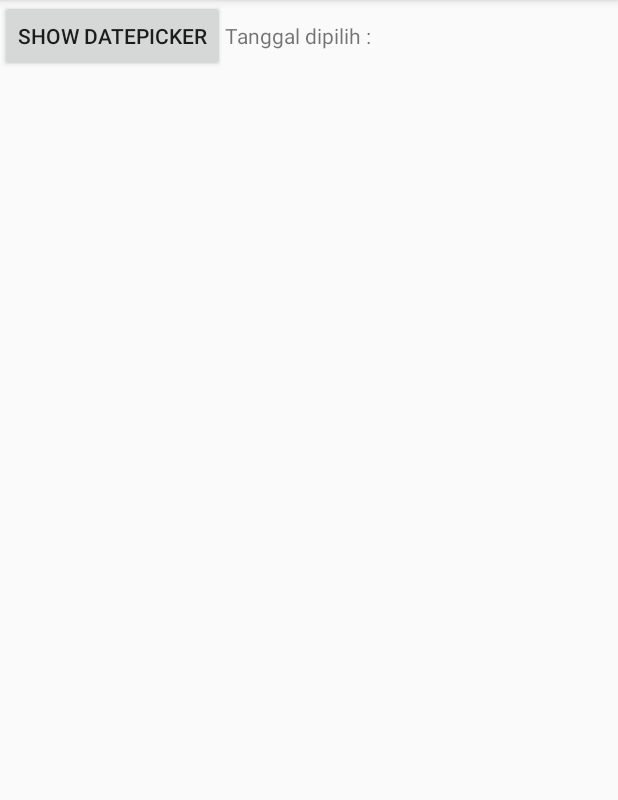
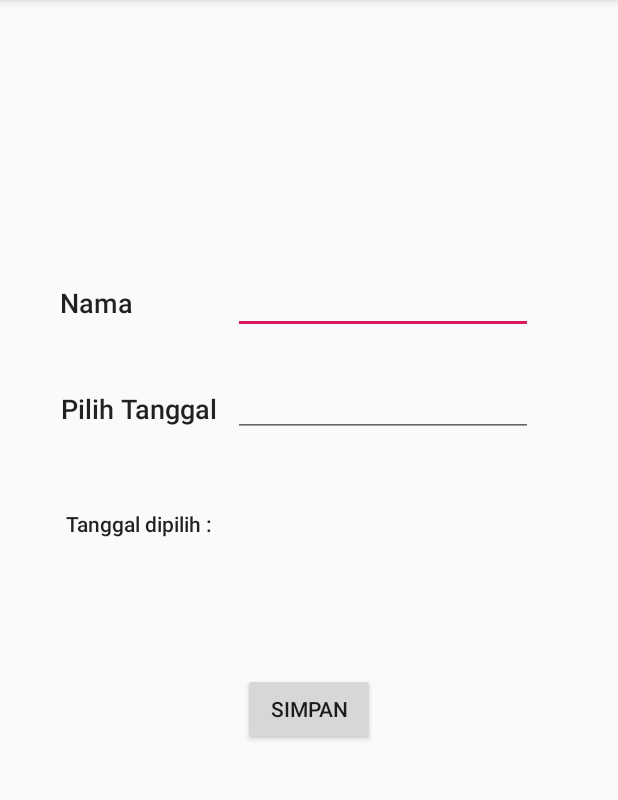
Before and after one commit to finkystudent/UD_DUA_PUTRA, an Android app: the Lap_aktivitas screen opened directly, with no data from a screen before it, on a phone screen of 412 x 824 dp, the part 84-884 px from its top. Run offline under Robolectric (Android 15) with nearby library versions, the light colour scheme and no system bars; our stand-ins replace Volley.

Commit message:
pembenahan tampilan laporan_aktivitas

```diff
--- a/app/src/main/AndroidManifest.xml
+++ b/app/src/main/AndroidManifest.xml
@@ -13,7 +13,9 @@
         android:roundIcon="@mipmap/ic_launcher_round"
         android:supportsRtl="true"
         android:theme="@style/AppTheme">
-        <activity android:name=".Item_Pemesanan"></activity>
+        <activity android:name=".LapAktivitas"></activity>
+        <activity android:name=".Item_LapAktivitas" />
+        <activity android:name=".Item_Pemesanan" />
         <activity android:name=".Item_Tambah_Toko" />
         <activity android:name=".Item_Produk" />
         <activity android:name=".Pemesanan" />
--- a/app/src/main/java/com/example/udduaputra/Lap_aktivitas.java
+++ b/app/src/main/java/com/example/udduaputra/Lap_aktivitas.java
@@ -1,82 +1,129 @@
 package com.example.udduaputra;
 
-import androidx.appcompat.app.AppCompatActivity;
-
+import android.app.DatePickerDialog;
+import android.content.Intent;
 import android.os.Bundle;
 import android.view.View;
 import android.widget.Button;
 import android.widget.DatePicker;
+import android.widget.EditText;
 import android.widget.TextView;
-import android.app.DatePickerDialog;
+import android.widget.Toast;
+
+import androidx.appcompat.app.AppCompatActivity;
+
+import com.android.volley.AuthFailureError;
+import com.android.volley.Request;
+import com.android.volley.RequestQueue;
+import com.android.volley.Response;
+import com.android.volley.VolleyError;
+import com.android.volley.toolbox.StringRequest;
+import com.android.volley.toolbox.Volley;
+
 import java.text.SimpleDateFormat;
 import java.util.Calendar;
+import java.util.HashMap;
 import java.util.Locale;
+import java.util.Map;
 
 public class Lap_aktivitas extends AppCompatActivity {
-    private AppCompatActivity appCompatActivity;
-    private DatePickerDialog datePickerDialog;
-    private SimpleDateFormat dateFormatter;
-    private TextView tvDateResult;
-    private Button btDatePicker;
+    Calendar myCalendar;
+    DatePickerDialog.OnDateSetListener date;
+    EditText bt_datepicker;
+    TextView namanya;
+    Button simpan;
+
     @Override
     protected void onCreate(Bundle savedInstanceState) {
         super.onCreate(savedInstanceState);
         setContentView(R.layout.activity_lap_aktivitas);
 
-        /**
-         * Kita menggunakan format tanggal dd-MM-yyyy
-         * jadi nanti tanggal nya akan diformat menjadi
-         * misalnya 01-12-2017
-         */
-        dateFormatter = new SimpleDateFormat("dd-MM-yyyy", Locale.US);
+        bt_datepicker = (EditText) findViewById(R.id.bt_datepicker);
+        namanya = findViewById(R.id.add_nama);
+        simpan = findViewById(R.id.add_simpan);
 
-        tvDateResult = (TextView) findViewById(R.id.tv_dateresult);
-        btDatePicker = (Button) findViewById(R.id.bt_datepicker);
-        btDatePicker.setOnClickListener(new View.OnClickListener() {
+        myCalendar = Calendar.getInstance();
+        date = new DatePickerDialog.OnDateSetListener() {
             @Override
-            public void onClick(View view) {
-                showDateDialog();
+            public void onDateSet(DatePicker view, int year, int monthOfYear, int dayOfMounth) {
+
+                myCalendar.set(Calendar.YEAR, year);
+                myCalendar.set(Calendar.MONTH, monthOfYear);
+                myCalendar.set(Calendar.DAY_OF_MONTH, dayOfMounth);
+                updateLabel();
+            }
+
+            private void updateLabel() {
+                String myFormat = "yyyy-MM-dd";
+                SimpleDateFormat sdf = new SimpleDateFormat(myFormat, Locale.US);
+                bt_datepicker.setText(sdf.format(myCalendar.getTime()));
+            }
+
+        };
+
+        bt_datepicker.setOnClickListener(new View.OnClickListener() {
+            @Override
+            public void onClick(View v) {
+                new DatePickerDialog(Lap_aktivitas.this, date, myCalendar
+                        .get(Calendar.YEAR), myCalendar.get(Calendar.MONTH), myCalendar.get(Calendar.DAY_OF_MONTH)).show();
             }
         });
 
-    }
-    private void showDateDialog(){
 
-        /**
-         * Calendar untuk mendapatkan tanggal sekarang
-         */
-        Calendar newCalendar = Calendar.getInstance();
+        simpan.setOnClickListener(new View.OnClickListener() {
+            @Override
+            public void onClick(View v) {
+                String tgl = bt_datepicker.getText().toString();
+                String nm = namanya.getText().toString();
 
-        /**
-         * Initiate DatePicker dialog
-         */
-        datePickerDialog = new DatePickerDialog(this, new DatePickerDialog.OnDateSetListener() {
+                if (tgl.isEmpty()) {
+
+                    bt_datepicker.setError("Masukkan Tanggal");
+
+                } else if (nm.isEmpty()) {
+                    namanya.setError("Masukkan Nama");
 
 
+                } else {
+                    sendData(tgl, nm);
 
-            public void onDateSet(DatePicker view, int year, int monthOfYear, int dayOfMonth) {
 
-                /**
-                 * Method ini dipanggil saat kita selesai memilih tanggal di DatePicker
-                 */
+                }
 
-                /**
-                 * Set Calendar untuk menampung tanggal yang dipilih
-                 */
-                Calendar newDate = Calendar.getInstance();
-                newDate.set(year, monthOfYear, dayOfMonth);
 
-                /**
-                 * Update TextView dengan tanggal yang kita pilih
-                 */
-                tvDateResult.setText("Tanggal dipilih : "+dateFormatter.format(newDate.getTime()));
             }
+        });
+    }
 
-        },newCalendar.get(Calendar.YEAR), newCalendar.get(Calendar.MONTH), newCalendar.get(Calendar.DAY_OF_MONTH));
+    public void sendData(final String tanggal, final String nama) {
+        String url = "https://a944b6274200.ngrok.io/tambah-panen";
+        RequestQueue queue = Volley.newRequestQueue(this);
+        StringRequest request = new StringRequest(Request.Method.POST, url, new Response.Listener<String>() {
+            @Override
+            public void onResponse(String response) {
+                bt_datepicker.setText("");
+                namanya.setText("");
+                Toast.makeText(getApplicationContext(), response, Toast.LENGTH_SHORT).show();
 
-        /**
-         * Tampilkan DatePicker dialog
-         */
-        datePickerDialog.show();
+                Intent menu1 = new Intent(Lap_aktivitas.this, LapAktivitas.class);
+                startActivity(menu1);
+                finish();
+            }
+        }, new Response.ErrorListener() {
+            @Override
+            public void onErrorResponse(VolleyError error) {
+                error.printStackTrace();
+            }
+        }) {
+            protected Map<String, String> getParams() throws AuthFailureError {
+
+                Map<String, String> params = new HashMap<>();
+                params.put("tanggal", tanggal);
+                params.put("nama", nama);
+                return params;
+
+            }
+        };
+        queue.add(request);
     }
 }
--- a/app/src/main/res/layout/activity_lap_aktivitas.xml
+++ b/app/src/main/res/layout/activity_lap_aktivitas.xml
@@ -1,20 +1,82 @@
 <?xml version="1.0" encoding="utf-8"?>
-<LinearLayout xmlns:android="http://schemas.android.com/apk/res/android"
+<androidx.constraintlayout.widget.ConstraintLayout xmlns:android="http://schemas.android.com/apk/res/android"
     xmlns:app="http://schemas.android.com/apk/res-auto"
     xmlns:tools="http://schemas.android.com/tools"
     android:layout_width="match_parent"
     android:layout_height="match_parent"
     tools:context=".Lap_aktivitas">
 
-    <Button
-        android:id="@+id/bt_datepicker"
-        android:text="Show DatePicker"
-        android:layout_width="wrap_content"
-        android:layout_height="wrap_content" />
+    <EditText
+        android:id="@+id/bt_datepicker2"
+        android:layout_width="200dp"
+        android:layout_height="wrap_content"
+        app:layout_constraintBottom_toBottomOf="parent"
+        app:layout_constraintEnd_toEndOf="parent"
+        app:layout_constraintHorizontal_bias="0.734"
+        app:layout_constraintStart_toStartOf="parent"
+        app:layout_constraintTop_toTopOf="parent"
+        app:layout_constraintVertical_bias="0.245" />
 
     <TextView
-        android:text="Tanggal dipilih : "
+        android:id="@+id/add_nama"
+        android:layout_width="wrap_content"
+        android:layout_height="wrap_content"
+        android:text="Nama"
+        android:textAppearance="@style/TextAppearance.AppCompat.Body2"
+        android:textSize="18dp"
+        app:layout_constraintBottom_toBottomOf="parent"
+        app:layout_constraintEnd_toEndOf="parent"
+        app:layout_constraintHorizontal_bias="0.11"
+        app:layout_constraintStart_toStartOf="parent"
+        app:layout_constraintTop_toTopOf="parent"
+        app:layout_constraintVertical_bias="0.255" />
+
+    <TextView
+        android:id="@+id/textView4"
+        android:layout_width="wrap_content"
+        android:layout_height="wrap_content"
+        android:text="Pilih Tanggal"
+        android:textAppearance="@style/TextAppearance.AppCompat.Body2"
+        android:textSize="18dp"
+        app:layout_constraintBottom_toBottomOf="parent"
+        app:layout_constraintEnd_toEndOf="parent"
+        app:layout_constraintHorizontal_bias="0.131"
+        app:layout_constraintStart_toStartOf="parent"
+        app:layout_constraintTop_toTopOf="parent"
+        app:layout_constraintVertical_bias="0.35" />
+
+    <EditText
+        android:id="@+id/bt_datepicker"
+        android:layout_width="200dp"
+        android:layout_height="wrap_content"
+        app:layout_constraintBottom_toBottomOf="parent"
+        app:layout_constraintEnd_toEndOf="parent"
+        app:layout_constraintHorizontal_bias="0.734"
+        app:layout_constraintStart_toStartOf="parent"
+        app:layout_constraintTop_toTopOf="parent"
+        app:layout_constraintVertical_bias="0.34" />
+
+    <TextView
         android:id="@+id/tv_dateresult"
         android:layout_width="wrap_content"
-        android:layout_height="wrap_content" />
-</LinearLayout>
+        android:layout_height="wrap_content"
+        android:text="Tanggal dipilih : "
+        android:textAppearance="@style/TextAppearance.AppCompat.Body2"
+        app:layout_constraintBottom_toBottomOf="parent"
+        app:layout_constraintEnd_toEndOf="parent"
+        app:layout_constraintHorizontal_bias="0.142"
+        app:layout_constraintStart_toStartOf="parent"
+        app:layout_constraintTop_toTopOf="parent"
+        app:layout_constraintVertical_bias="0.453" />
+
+    <Button
+        android:id="@+id/add_simpan"
+        android:layout_width="wrap_content"
+        android:layout_height="wrap_content"
+        android:text="Simpan"
+        app:layout_constraintBottom_toBottomOf="parent"
+        app:layout_constraintEnd_toEndOf="parent"
+        app:layout_constraintStart_toStartOf="parent"
+        app:layout_constraintTop_toTopOf="parent"
+        app:layout_constraintVertical_bias="0.623" />
+</androidx.constraintlayout.widget.ConstraintLayout>
```
